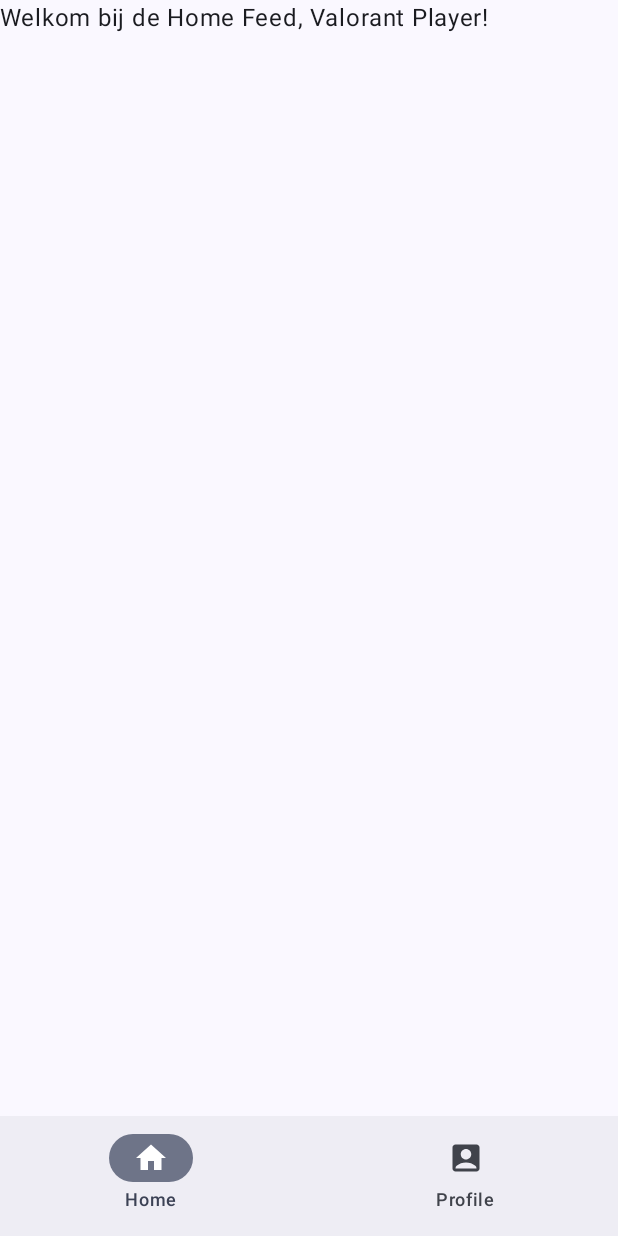
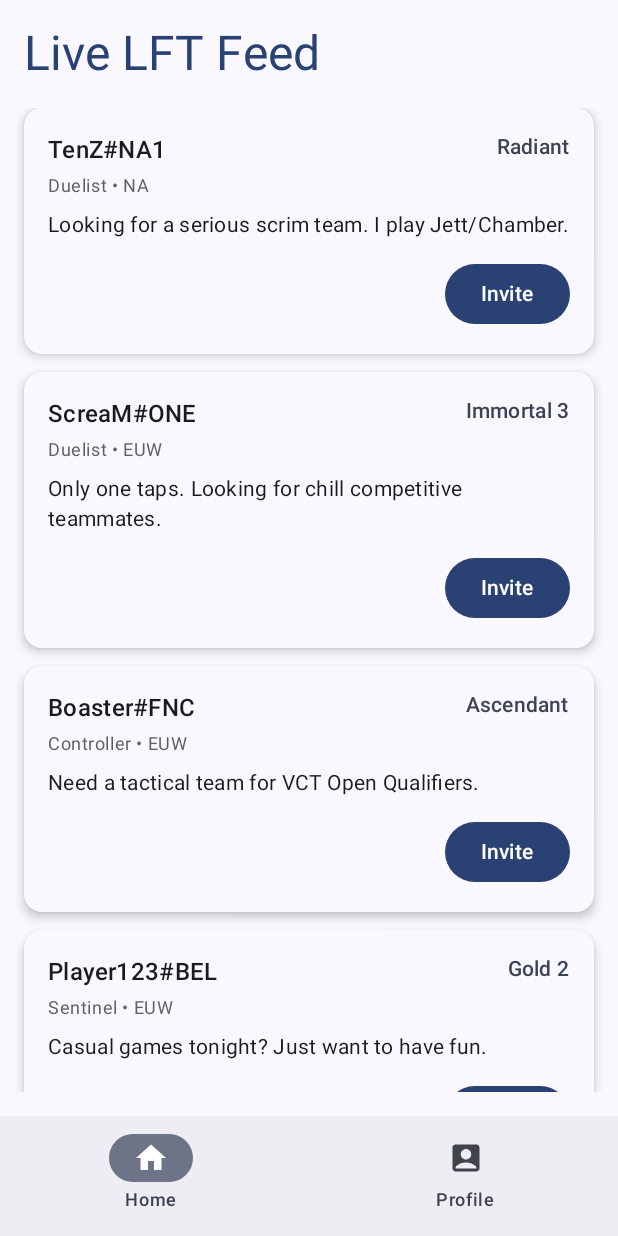
Before and after one commit to miladnnesim/LookingForTeamAndorid, an Android app built with Jetpack Compose: the screen it shows after launch (MainActivity), on a phone screen of 412 x 824 dp. Run offline under Robolectric (Android 15) with nearby library versions, the phone set to English and light mode, and no system bars; our stand-ins replace navigation suite.

Commit message:
showing lft on home

```diff
--- a/app/src/main/java/com/ehb/lookingforteam/MainActivity.kt
+++ b/app/src/main/java/com/ehb/lookingforteam/MainActivity.kt
@@ -25,7 +25,7 @@ import androidx.compose.ui.Modifier
 import androidx.compose.ui.graphics.vector.ImageVector
 import com.ehb.lookingforteam.ui.theme.LookingForTeamTheme
 import com.ehb.lookingforteam.ui.theme.ProfileScreen
-
+import com.ehb.lookingforteam.ui.theme.FeedScreen
 class MainActivity : ComponentActivity() {
     override fun onCreate(savedInstanceState: Bundle?) {
         super.onCreate(savedInstanceState)
@@ -61,7 +61,7 @@ fun LookingForTeamApp() {
             Box(modifier = Modifier.padding(innerPadding)) {
                 when (currentDestination) {
                     AppDestinations.HOME -> {
-                        Greeting(name = "Valorant Player")
+                        FeedScreen()
                     }
                     AppDestinations.PROFILE -> {
                         ProfileScreen()
--- /dev/null
+++ b/app/src/main/java/com/ehb/lookingforteam/model/LftPost.kt
@@ -0,0 +1,10 @@
+package com.ehb.lookingforteam.model
+
+data class LftPost(
+    val id: Int,
+    val playerName: String,
+    val rank: String,
+    val role: String,
+    val region: String,
+    val message: String
+)
--- /dev/null
+++ b/app/src/main/java/com/ehb/lookingforteam/ui/theme/FeedScreen.kt
@@ -0,0 +1,85 @@
+package com.ehb.lookingforteam.ui.theme
+
+import androidx.compose.foundation.layout.*
+import androidx.compose.foundation.lazy.LazyColumn
+import androidx.compose.foundation.lazy.items
+import androidx.compose.material3.*
+import androidx.compose.runtime.*
+import androidx.compose.ui.Modifier
+import androidx.compose.ui.unit.dp
+import androidx.lifecycle.viewmodel.compose.viewModel
+import com.ehb.lookingforteam.model.LftPost
+import com.ehb.lookingforteam.viewmodel.FeedViewModel
+
+@Composable
+fun FeedScreen(feedViewModel: FeedViewModel = viewModel()) {
+    val posts by feedViewModel.posts.collectAsState()
+
+    Column(
+        modifier = Modifier
+            .fillMaxSize()
+            .padding(16.dp)
+    ) {
+        Text(
+            text = "Live LFT Feed",
+            style = MaterialTheme.typography.headlineLarge,
+            color = MaterialTheme.colorScheme.primary
+        )
+
+        Spacer(modifier = Modifier.height(16.dp))
+
+        // De lijst met kaarten
+        LazyColumn(
+            verticalArrangement = Arrangement.spacedBy(12.dp),
+            modifier = Modifier.fillMaxSize()
+        ) {
+            items(posts) { post ->
+                LftCard(post)
+            }
+        }
+    }
+}
+
+@Composable
+fun LftCard(post: LftPost) {
+    Card(
+        modifier = Modifier.fillMaxWidth(),
+        elevation = CardDefaults.cardElevation(defaultElevation = 4.dp),
+        colors = CardDefaults.cardColors(containerColor = MaterialTheme.colorScheme.surface)
+    ) {
+        Column(modifier = Modifier.padding(16.dp)) {
+            Row(
+                modifier = Modifier.fillMaxWidth(),
+                horizontalArrangement = Arrangement.SpaceBetween
+            ) {
+                Text(text = post.playerName, style = MaterialTheme.typography.titleMedium)
+                Text(
+                    text = post.rank,
+                    style = MaterialTheme.typography.labelLarge,
+                    color = MaterialTheme.colorScheme.secondary
+                )
+            }
+
+            Spacer(modifier = Modifier.height(4.dp))
+
+            Text(
+                text = "${post.role} • ${post.region}",
+                style = MaterialTheme.typography.bodySmall,
+                color = MaterialTheme.colorScheme.outline
+            )
+
+            Spacer(modifier = Modifier.height(8.dp))
+
+            Text(text = post.message, style = MaterialTheme.typography.bodyMedium)
+
+            Spacer(modifier = Modifier.height(12.dp))
+
+            Button(
+                onClick = { /* Hier zou je later een chat kunnen openen */ },
+                modifier = Modifier.align(androidx.compose.ui.Alignment.End)
+            ) {
+                Text("Invite")
+            }
+        }
+    }
+}
--- /dev/null
+++ b/app/src/main/java/com/ehb/lookingforteam/viewmodel/FeedViewModel.kt
@@ -0,0 +1,22 @@
+package com.ehb.lookingforteam.viewmodel
+
+import androidx.lifecycle.ViewModel
+import com.ehb.lookingforteam.model.LftPost
+import kotlinx.coroutines.flow.MutableStateFlow
+import kotlinx.coroutines.flow.StateFlow
+import kotlinx.coroutines.flow.asStateFlow
+
+class FeedViewModel : ViewModel() {
+    private val _posts = MutableStateFlow<List<LftPost>>(emptyList())
+    val posts: StateFlow<List<LftPost>> = _posts.asStateFlow()
+
+    init {
+        // We vullen de lijst direct met wat voorbeeld data
+        _posts.value = listOf(
+            LftPost(1, "TenZ#NA1", "Radiant", "Duelist", "NA", "Looking for a serious scrim team. I play Jett/Chamber."),
+            LftPost(2, "ScreaM#ONE", "Immortal 3", "Duelist", "EUW", "Only one taps. Looking for chill competitive teammates."),
+            LftPost(3, "Boaster#FNC", "Ascendant", "Controller", "EUW", "Need a tactical team for VCT Open Qualifiers."),
+            LftPost(4, "Player123#BEL", "Gold 2", "Sentinel", "EUW", "Casual games tonight? Just want to have fun.")
+        )
+    }
+}
```
